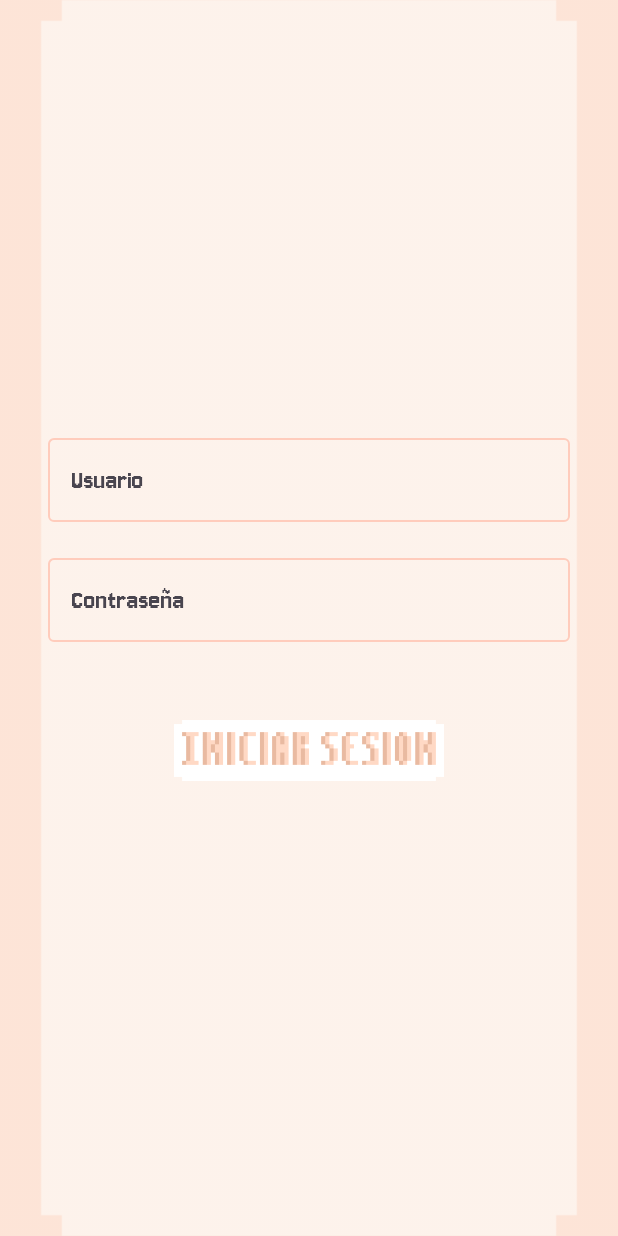
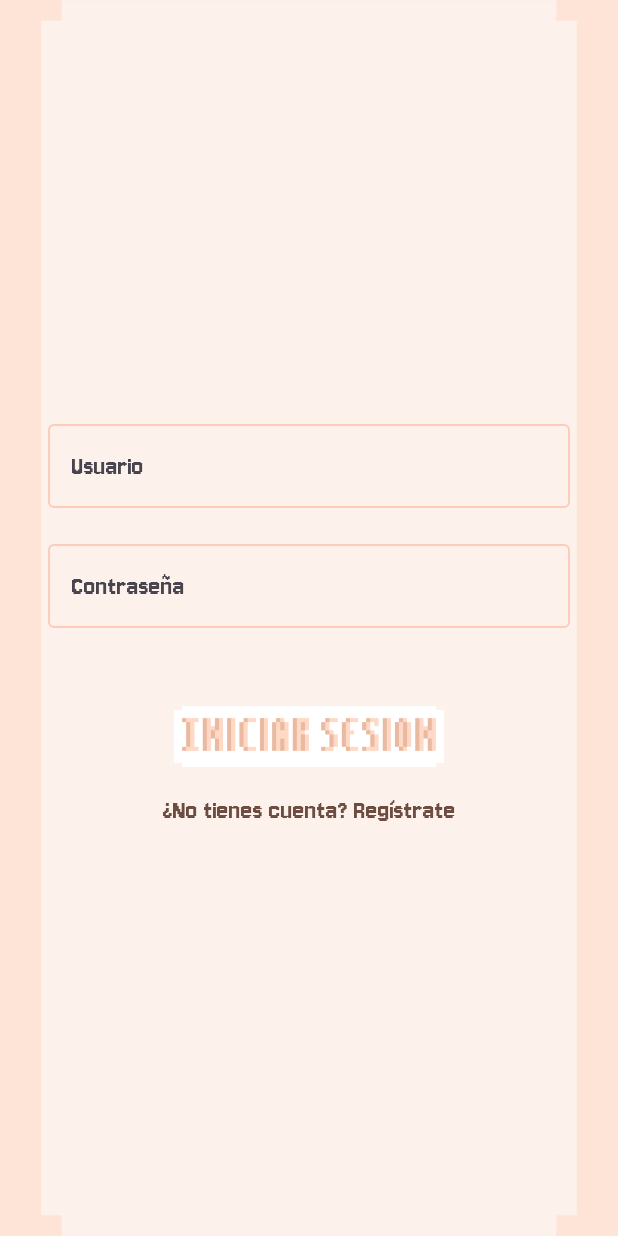
Before and after one commit to JavieraFuenzalidaI/Aplicacion, an Android app built with Jetpack Compose: the screen it shows after launch (MainActivity), after a tap on "Botón Iniciar Sesión", on a phone screen of 412 x 824 dp. Run offline under Robolectric (Android 15) with nearby library versions, the phone set to English and light mode, and no system bars.

Commit message:
Modificacion Login
Se agregó un enlace a la pagina de registro y se editó el diseño del teclado

```diff
--- a/app/src/main/java/com/example/aplicacion/pantallas/LoginScreen.kt
+++ b/app/src/main/java/com/example/aplicacion/pantallas/LoginScreen.kt
@@ -12,6 +12,7 @@ import androidx.compose.foundation.layout.fillMaxWidth
 import androidx.compose.foundation.layout.height
 import androidx.compose.foundation.layout.padding
 import androidx.compose.foundation.layout.width
+import androidx.compose.foundation.text.KeyboardActions
 import androidx.compose.foundation.text.KeyboardOptions
 import androidx.compose.material3.MaterialTheme
 import androidx.compose.material3.OutlinedTextField
@@ -24,9 +25,13 @@ import androidx.compose.runtime.remember
 import androidx.compose.runtime.setValue
 import androidx.compose.ui.Alignment
 import androidx.compose.ui.Modifier
+import androidx.compose.ui.focus.FocusRequester
+import androidx.compose.ui.focus.focusRequester
 import androidx.compose.ui.graphics.Color
 import androidx.compose.ui.layout.ContentScale
+import androidx.compose.ui.platform.LocalFocusManager
 import androidx.compose.ui.res.painterResource
+import androidx.compose.ui.text.input.ImeAction
 import androidx.compose.ui.text.input.KeyboardType
 import androidx.compose.ui.text.input.PasswordVisualTransformation
 import androidx.compose.ui.tooling.preview.Preview
@@ -42,6 +47,10 @@ fun LoginScreen(navController: NavHostController) {
     var username by remember { mutableStateOf("") }
     var password by remember { mutableStateOf("") }
     var errorMessage by remember { mutableStateOf("") }
+
+    val passwordFocusRequest = remember { FocusRequester() }
+    val focusManager = LocalFocusManager.current
+
     Box(
         modifier = Modifier.fillMaxSize()
     ){
@@ -70,24 +79,47 @@ fun LoginScreen(navController: NavHostController) {
                     unfocusedBorderColor = Color(0xFFFFCCBC),
                     cursorColor = Color(0xFF6D4C41),
                     focusedLabelColor = Color(0xFF6D4C41)
+                ),
+                keyboardOptions = KeyboardOptions(
+                    imeAction = ImeAction.Next
+                ),
+                keyboardActions = KeyboardActions(
+                    onNext = {passwordFocusRequest.requestFocus()}
                 )
             )
+
             Spacer(modifier = Modifier.height(16.dp))
 
             OutlinedTextField(
                 value = password,
                 onValueChange = { password = it },
                 label = { Text("Contraseña") },
-                modifier = Modifier.fillMaxWidth(),
+                modifier = Modifier
+                    .fillMaxWidth()
+                    .focusRequester(passwordFocusRequest),
                 colors = OutlinedTextFieldDefaults.colors(
                     focusedBorderColor = Color(0xFFFFAB91),
                     unfocusedBorderColor = Color(0xFFFFCCBC),
                     cursorColor = Color(0xFF6D4C41),
                     focusedLabelColor = Color(0xFF6D4C41)
                 ),
-                keyboardOptions = KeyboardOptions(keyboardType = KeyboardType.Password),
+                keyboardOptions = KeyboardOptions(
+                    keyboardType = KeyboardType.Password,
+                    imeAction = ImeAction.Done
+                ),
+                keyboardActions = KeyboardActions(
+                    onDone = {
+                        if(username == "admin" && password =="1234"){
+                            navController.navigate("sesion_iniciada/${username}")
+                        }else{
+                            errorMessage="Usuario o contraseña incorrectos"
+                        }
+                        focusManager.clearFocus()
+                    }
+                ),
                 visualTransformation = PasswordVisualTransformation()
             )
+
             Spacer(modifier = Modifier.height(16.dp))
 
             // Mostrar mensaje de error si es necesario
@@ -120,13 +152,16 @@ fun LoginScreen(navController: NavHostController) {
                 contentScale = ContentScale.Fit
             )
 
-            if (errorMessage.isNotEmpty()) {
-                Text(
-                    text = errorMessage,
-                    color = MaterialTheme.colorScheme.error,
-                    style = MaterialTheme.typography.bodySmall
-                )
+            Text(
+                    text = "¿No tienes cuenta? Regístrate",
+            color = Color(0xFF6D4C41),
+            modifier = Modifier.clickable(
+                indication = null,
+                interactionSource = remember { MutableInteractionSource() }
+            ) {
+                navController.navigate("register")
             }
+            )
         }//fin column
     }// fin box
 } // fin fun
```
